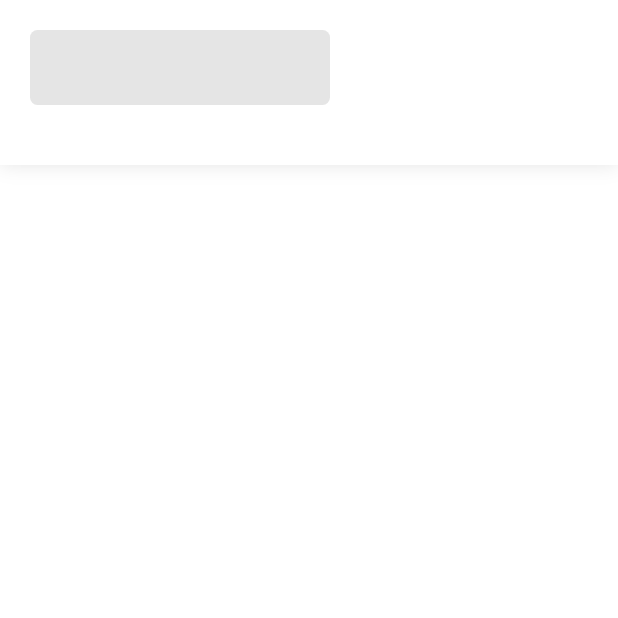
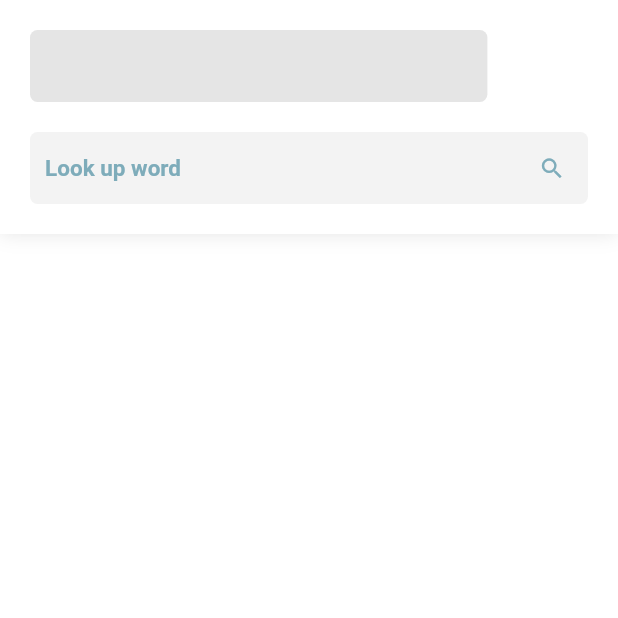
Before and after one commit to sufftea/voca, a Flutter app: the first screen one second after launch, on a phone screen of 412 x 824 dp, the top half of it. Run offline on Flutter 3.47's test engine with Material 2 defaults, Android fonts, the phone set to English and light mode, and no system bars; our stand-ins replace flutter_bloc, freezed_annotation, get_it, go_router, injectable; generated files the repository leaves out were written again.

Commit message:
n7.2 Add Search Bar

```diff
--- a/lib/presentation/base/base_theme.dart
+++ b/lib/presentation/base/base_theme.dart
@@ -10,6 +10,7 @@ class BaseColors {
   static const concrete = Color(0xfff3f3f3);
   static const curiousBlue = Color(0xff1E88E5);
   static final curiousBlue10 = curiousBlue.withOpacity(0.1);
+  static const neptune = Color(0xff7EACBA);
 }
 
 final baseTheme = ThemeData(
--- a/lib/presentation/base/l10n/intl_en.arb
+++ b/lib/presentation/base/l10n/intl_en.arb
@@ -1,3 +1,4 @@
 {
-    "language": "Language: {languageName}"
+    "language": "Language: {languageName}",
+    "lookUpWord": "Look up word"
 }
--- a/lib/presentation/base/router.dart
+++ b/lib/presentation/base/router.dart
@@ -3,15 +3,32 @@ import 'package:go_router/go_router.dart';
 import 'package:voca/presentation/base/utils/cubit_helpers/cubit_provider.dart';
 import 'package:voca/presentation/home/cubit/home_cubit.dart';
 import 'package:voca/presentation/home/home_screen.dart';
+import 'package:voca/presentation/word_search/word_search_screen.dart';
+
+class RouteNames {
+  const RouteNames._();
+
+  static const home = 'home';
+  static const wordSearch = 'wordSearch';
+}
 
 final router = GoRouter(
   routes: [
     GoRoute(
       path: '/',
-      name: "home",
+      name: RouteNames.home,
       builder: (context, state) {
         return cubitProvider<HomeCubit>(const HomeScreen());
-      }
+      },
+      routes: [
+        GoRoute(
+          path: 'search',
+          name: RouteNames.wordSearch,
+          builder: (context, state) {
+            return const WordSearchScreen();
+          },
+        ),
+      ],
     ),
   ],
 );
--- /dev/null
+++ b/lib/presentation/base/widgets/app_bar_card.dart
@@ -0,0 +1,28 @@
+import 'package:flutter/widgets.dart';
+import 'package:voca/presentation/base/base_theme.dart';
+
+class AppBarCard extends StatelessWidget {
+  const AppBarCard({
+    this.child,
+    super.key,
+  });
+
+  final Widget? child;
+
+  @override
+  Widget build(BuildContext context) {
+    return Container(
+      padding: const EdgeInsets.all(20),
+      decoration: BoxDecoration(
+        color: BaseColors.white,
+        boxShadow: [
+          BoxShadow(
+            color: BaseColors.black10,
+            blurRadius: 10,
+          ),
+        ],
+      ),
+      child: child,
+    );
+  }
+}
--- /dev/null
+++ b/lib/presentation/base/widgets/placeholder_or.dart
@@ -0,0 +1,26 @@
+import 'package:flutter/widgets.dart';
+import 'package:voca/presentation/base/widgets/placeholder.dart';
+
+class PlaceholderOr extends StatelessWidget {
+  const PlaceholderOr({
+    required this.real,
+    this.placeholder = const PlaceholderCard(),
+    super.key,
+  });
+
+  final Widget real;
+  final Widget placeholder;
+
+  @override
+  Widget build(BuildContext context) {
+    return Stack(
+      children: [
+        Opacity(
+          opacity: 0,
+          child: real,
+        ),
+        Positioned.fill(child: placeholder),
+      ],
+    );
+  }
+}
--- a/lib/presentation/home/cubit/home_cubit.dart
+++ b/lib/presentation/home/cubit/home_cubit.dart
@@ -9,7 +9,7 @@ class HomeCubit extends Cubit<LoadingState<HomeState>> {
   HomeCubit() : super(LoadingState.loading());
 
   Future<void> startLoading() async {
-    await Future.delayed(const Duration(seconds: 1));
+    await Future.delayed(const Duration(seconds: 2));
 
     emit(LoadingState.ready(HomeState(
       selectedLanguage: 'English',
--- a/lib/presentation/home/home_screen.dart
+++ b/lib/presentation/home/home_screen.dart
@@ -1,11 +1,15 @@
 import 'package:flutter/material.dart';
+import 'package:go_router/go_router.dart';
 import 'package:voca/presentation/base/base_theme.dart';
 import 'package:voca/presentation/base/l10n/gen/l10n.dart';
+import 'package:voca/presentation/base/router.dart';
 import 'package:voca/presentation/base/utils/cubit_helpers/cubit_consumer.dart';
 import 'package:voca/presentation/base/utils/loading_state/loading_state.dart';
-import 'package:voca/presentation/base/widgets/placeholder.dart';
+import 'package:voca/presentation/base/widgets/app_bar_card.dart';
+import 'package:voca/presentation/base/widgets/placeholder_or.dart';
 import 'package:voca/presentation/home/cubit/home_cubit.dart';
 import 'package:voca/presentation/home/cubit/home_state.dart';
+import 'package:voca/presentation/word_search/search_bar.dart';
 
 class HomeScreen extends StatefulWidget {
   const HomeScreen({super.key});
@@ -21,6 +25,10 @@ class _HomeScreenState extends State<HomeScreen>
     super.initState();
 
     cubit.startLoading();
+  }
+
+  void onSearchBarTap() {
+    GoRouter.of(context).goNamed(RouteNames.wordSearch);
   }
 
   @override
@@ -42,49 +50,40 @@ class _HomeScreenState extends State<HomeScreen>
   }
 
   Widget buildAppBar() {
-    return Container(
-      padding: const EdgeInsets.all(20),
-      decoration: BoxDecoration(
-        color: BaseColors.white,
-        boxShadow: [
-          BoxShadow(
-            color: BaseColors.black10,
-            blurRadius: 10,
-          ),
-        ],
-      ),
+    return AppBarCard(
       child: Column(
         crossAxisAlignment: CrossAxisAlignment.start,
         children: [
           buildLanguageButton(),
           const SizedBox(height: 20),
+          SearchBar(
+            key: SearchBar.globalKey,
+            onTap: onSearchBarTap,
+          ),
         ],
       ),
     );
   }
 
   Widget buildLanguageButton() {
-    const placeholder = PlaceholderCard(
-      height: 50,
-      width: 200,
-    );
+    Widget buttonReady(String text) => TextButton(
+          onPressed: () {},
+          child: Text(
+            Intls.current.language(text),
+            style: const TextStyle(
+              fontSize: 24,
+              fontWeight: FontWeights.bold,
+              color: BaseColors.mineShaft,
+            ),
+          ),
+        );
 
     return builder(
       (context, state) {
         return state.map(
-          loading: (a) => placeholder,
-          ready: (a) => TextButton(
-            onPressed: () {},
-            child: Text(
-              Intls.current.language(a.data.selectedLanguage),
-              style: const TextStyle(
-                fontSize: 24,
-                fontWeight: FontWeights.bold,
-                color: BaseColors.mineShaft,
-              ),
-            ),
-          ),
-          error: (a) => placeholder,
+          loading: (a) => PlaceholderOr(real: buttonReady('Placeholder text')),
+          ready: (a) => buttonReady(a.data.selectedLanguage),
+          error: (a) => PlaceholderOr(real: buttonReady('Placeholder text')),
         );
       },
     );
--- a/lib/presentation/search_bar/search_bar.dart
+++ /dev/null
@@ -1,11 +0,0 @@
-import 'package:flutter/widgets.dart';
-
-class SearchBar extends StatelessWidget {
-  const SearchBar({super.key});
-
-  @override
-  Widget build(BuildContext context) {
-    // TODO: implement build
-    throw UnimplementedError();
-  }
-}
--- /dev/null
+++ b/lib/presentation/word_search/search_bar.dart
@@ -0,0 +1,63 @@
+import 'package:flutter/material.dart';
+import 'package:voca/presentation/base/base_theme.dart';
+import 'package:voca/presentation/base/l10n/gen/l10n.dart';
+
+class SearchBar extends StatefulWidget {
+  const SearchBar({
+    this.onChanged,
+    this.onTap,
+    super.key,
+  });
+
+  /// For the Hero transition
+  static final globalKey = GlobalKey();
+
+  final VoidCallback? onTap;
+  final void Function(String)? onChanged;
+
+  @override
+  State<SearchBar> createState() => _SearchBarState();
+}
+
+class _SearchBarState extends State<SearchBar> {
+  final controller = TextEditingController();
+
+  @override
+  void initState() {
+    super.initState();
+  }
+
+  @override
+  Widget build(BuildContext context) {
+    return TextField(
+      controller: controller,
+      onTap: widget.onTap,
+      onChanged: widget.onChanged,
+      decoration: InputDecoration(
+        contentPadding: const EdgeInsets.all(10),
+        filled: true,
+        fillColor: BaseColors.concrete,
+        border: OutlineInputBorder(
+          borderRadius: BorderRadius.circular(5),
+          borderSide: BorderSide.none,
+        ),
+        hintText: Intls.current.lookUpWord,
+        hintStyle: const TextStyle(
+          fontSize: 15,
+          fontWeight: FontWeights.bold,
+          color: BaseColors.neptune,
+        ),
+        suffixIcon: const Icon(
+          Icons.search,
+          color: BaseColors.neptune,
+          size: 18,
+        ),
+      ),
+      style: const TextStyle(
+        fontSize: 15,
+        fontWeight: FontWeights.bold,
+        color: BaseColors.neptune,
+      ),
+    );
+  }
+}
--- /dev/null
+++ b/lib/presentation/word_search/word_search_screen.dart
@@ -0,0 +1,23 @@
+import 'package:flutter/material.dart';
+import 'package:flutter/widgets.dart';
+import 'package:voca/presentation/base/base_theme.dart';
+import 'package:voca/presentation/base/widgets/app_bar_card.dart';
+import 'package:voca/presentation/word_search/search_bar.dart';
+
+class WordSearchScreen extends StatelessWidget {
+  const WordSearchScreen({super.key});
+
+  @override
+  Widget build(BuildContext context) {
+    return Scaffold(
+      backgroundColor: BaseColors.white,
+      body: Column(
+        children: const [
+          AppBarCard(
+            child: SearchBar(),
+          ),
+        ],
+      ),
+    );
+  }
+}
```
